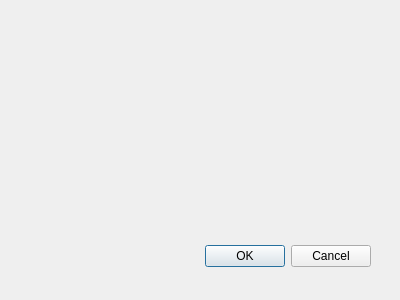
Qt form email_dlg.ui (Testorator/Testik) before a commit.
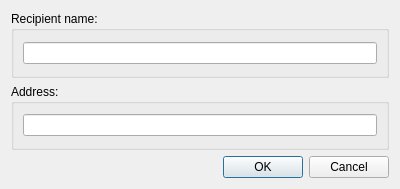
The same form after that commit.

Commit message: add email functions (addAddr, uniqAddr, sendEMail,set_sendEMail)

Patch:
```diff
--- a/email_dlg.ui
+++ b/email_dlg.ui
@@ -9,21 +9,31 @@
     <x>0</x>
     <y>0</y>
     <width>400</width>
-    <height>300</height>
+    <height>189</height>
    </rect>
   </property>
   <property name="windowTitle">
    <string>Dialog</string>
   </property>
+  <layout class="QGridLayout" name="gridLayout">
+   <item row="0" column="0">
+    <widget class="QGroupBox" name="groupBox">
+     <property name="title">
+      <string>Recipient name:</string>
+     </property>
+     <layout class="QGridLayout" name="gridLayout_4">
+      <item row="0" column="0">
+       <layout class="QGridLayout" name="gridLayout_3">
+        <item row="0" column="0">
+         <widget class="QLineEdit" name="lineEdit"/>
+        </item>
+       </layout>
+      </item>
+     </layout>
+    </widget>
+   </item>
+   <item row="2" column="0">
   <widget class="QDialogButtonBox" name="buttonBox">
-   <property name="geometry">
-    <rect>
-     <x>30</x>
-     <y>240</y>
-     <width>341</width>
-     <height>32</height>
-    </rect>
-   </property>
    <property name="orientation">
     <enum>Qt::Horizontal</enum>
    </property>
@@ -31,8 +41,25 @@
     <set>QDialogButtonBox::Cancel|QDialogButtonBox::Ok</set>
    </property>
   </widget>
- </widget>
- <pixmapfunction/>
+   </item>
+   <item row="1" column="0">
+    <widget class="QGroupBox" name="groupBox_2">
+     <property name="title">
+      <string>Address:</string>
+     </property>
+     <layout class="QGridLayout" name="gridLayout_5">
+      <item row="0" column="0">
+       <layout class="QGridLayout" name="gridLayout_2">
+        <item row="0" column="0">
+         <widget class="QLineEdit" name="lineEdit_2"/>
+        </item>
+       </layout>
+      </item>
+     </layout>
+    </widget>
+   </item>
+  </layout>
+ </widget>
  <resources/>
  <connections>
   <connection>
```
Left out of the diff: 4 changed lines with no effect on the pictures. Lines whose indentation alone changed are shown as unchanged. The commit also changes 3 other files.
